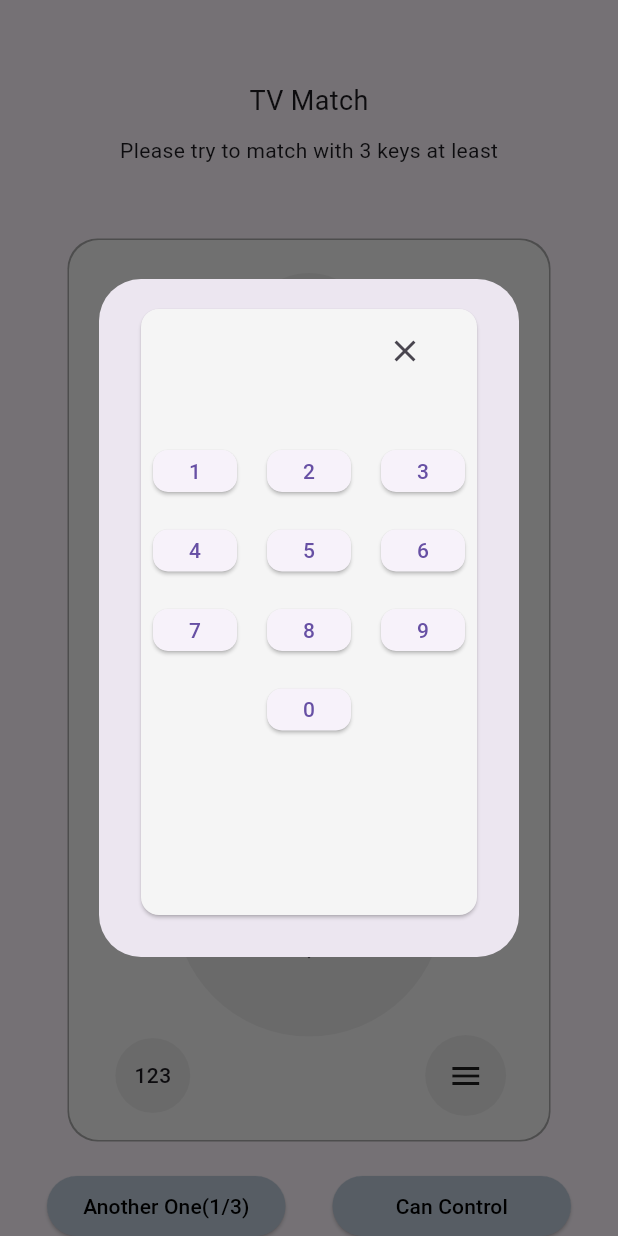
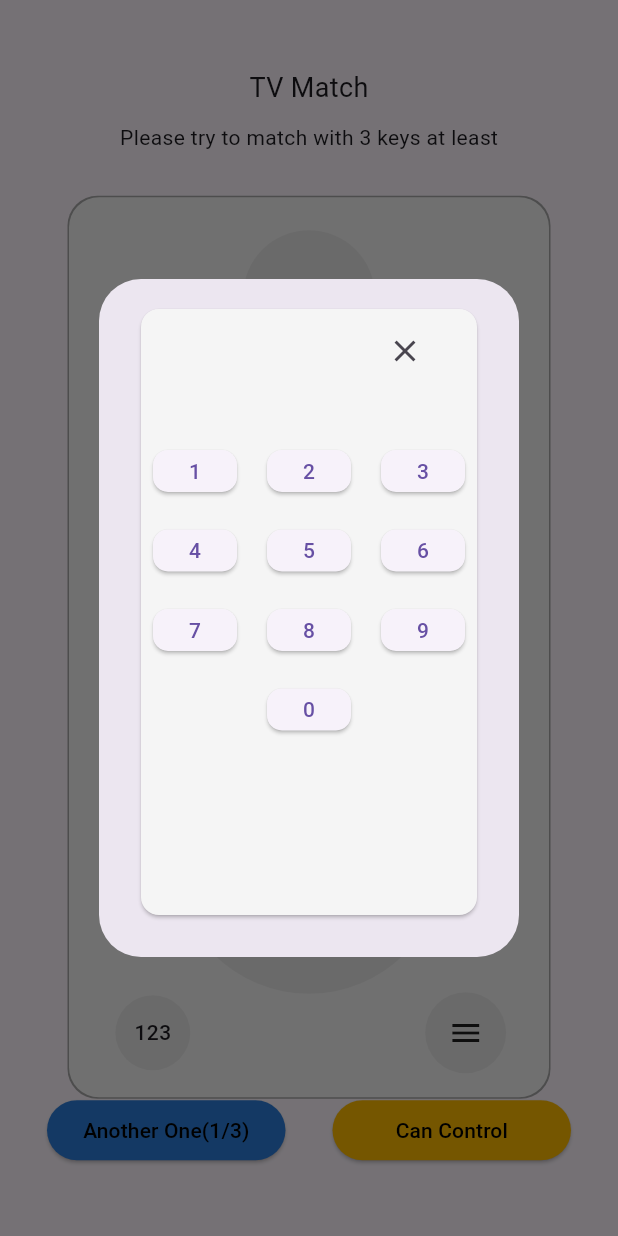
Before and after one commit to asheesh20/controller_app, a Flutter app: the screen it shows after launch, after a tap on the "volume off" icon, after a tap on "123", on a phone screen of 412 x 824 dp. Run offline on Flutter 3.47's test engine with Material 3 defaults, Android fonts, the phone set to English and light mode, and no system bars.

Commit message:
Color changes

```diff
--- a/lib/screens/digits.dart
+++ b/lib/screens/digits.dart
@@ -1,8 +1,7 @@
-/*
 import 'package:flutter/material.dart';
 
-class remotePopUpTv extends StatelessWidget {
-  const remotePopUpTv({
+class RemotePopUpTv extends StatelessWidget {
+  const RemotePopUpTv({
     super.key,
   });
 
@@ -18,99 +17,6 @@ class remotePopUpTv extends StatelessWidget {
             mainAxisSize: MainAxisSize.min,
             children: [
               ListTile(
-                //title: Text('Overlay Screen'),
-                trailing: IconButton(
-                  icon: const Icon(Icons.close),
-                  onPressed: () {
-                    Navigator.pop(context);
-                  },
-                ),
-              ),
-              const SizedBox(
-                height: 30,
-              ),
-              Expanded(
-                child: GridView.count(
-                  physics: const NeverScrollableScrollPhysics(),
-                  crossAxisCount: 3,
-                  padding: const EdgeInsets.all(8),
-                  mainAxisSpacing: 25,
-                  crossAxisSpacing: 20,
-                  childAspectRatio: 2,
-                  children: const [
-                    RemoteButton(text: '1'),
-                    RemoteButton(text: '2'),
-                    RemoteButton(text: '3'),
-                    RemoteButton(text: '4'),
-                    RemoteButton(text: '5'),
-                    RemoteButton(text: '6'),
-                    RemoteButton(text: '7'),
-                    RemoteButton(text: '8'),
-                    RemoteButton(text: '9'),
-                    Spacer(),
-                    RemoteButton(text: '0'),
-                  ],
-                ),
-              ),
-            ],
-          ),
-        ),
-      ),
-    );
-  }
-}
-
-class RemoteButton extends StatelessWidget {
-  const RemoteButton({super.key, required this.text});
-  final String text;
-
-  @override
-  Widget build(BuildContext context) {
-    return Container(
-      decoration: BoxDecoration(
-        shape: BoxShape.rectangle,
-        borderRadius: BorderRadius.circular(10),
-        boxShadow: [
-          BoxShadow(
-            color: Colors.grey.withOpacity(0.4),
-            spreadRadius: 1,
-            blurRadius: 0.1,
-            blurStyle: BlurStyle.inner,
-            offset: const Offset(0, 0),
-          ),
-        ],
-      ),
-      child: Center(
-        child: Text(
-          text,
-          style: const TextStyle(fontSize: 23, fontWeight: FontWeight.w500),
-        ),
-      ),
-    );
-  }
-}
-*/
-
-import 'package:flutter/material.dart';
-
-class remotePopUpTv extends StatelessWidget {
-  const remotePopUpTv({
-    super.key,
-  });
-
-  @override
-  Widget build(BuildContext context) {
-    return Container(
-      height: MediaQuery.of(context).size.height * 0.5,
-      width: MediaQuery.of(context).size.width * 0.5,
-      child: Center(
-        child: Card(
-          color: Colors.grey[100],
-          child: Column(
-            mainAxisSize: MainAxisSize.min,
-            children: [
-              ListTile(
-                //title: Text('Overlay Screen'),
                 trailing: IconButton(
                   icon: const Icon(Icons.close),
                   onPressed: () {
@@ -151,37 +57,6 @@ class remotePopUpTv extends StatelessWidget {
     );
   }
 }
-/*
-class RemoteButton extends StatelessWidget {
-  const RemoteButton({super.key, required this.text});
-  final String text;
-
-  @override
-  Widget build(BuildContext context) {
-    return Container(
-      decoration: BoxDecoration(
-        shape: BoxShape.rectangle,
-        borderRadius: BorderRadius.circular(10),
-        boxShadow: [
-          BoxShadow(
-            color: Colors.grey.withOpacity(0.4),
-            spreadRadius: 1,
-            blurRadius: 0.1,
-            blurStyle: BlurStyle.inner,
-            offset: const Offset(0, 0),
-          ),
-        ],
-      ),
-      child: Center(
-        child: Text(
-          text,
-          style: const TextStyle(fontSize: 23, fontWeight: FontWeight.w500),
-        ),
-      ),
-    );
-  }
-}
-*/
 
 class RemoteButton extends StatelessWidget {
   const RemoteButton(
--- a/lib/screens/tv.dart
+++ b/lib/screens/tv.dart
@@ -23,13 +23,6 @@ class _TvScreenState extends State<TvScreen> {
         child: Stack(
           alignment: Alignment.bottomCenter,
           children: [
-            const Row(
-              mainAxisAlignment: MainAxisAlignment.spaceEvenly,
-              children: [
-                BottomButton(text: 'Another One(1/3)'),
-                BottomButton(text: 'Can Control'),
-              ],
-            ),
             Column(
               mainAxisAlignment: MainAxisAlignment.center,
               children: [
@@ -44,10 +37,26 @@ class _TvScreenState extends State<TvScreen> {
                   'Please try to match with 3 keys at least',
                   maxLines: 2,
                 ),
-                const SizedBox(height: 50),
+                const SizedBox(height: 30),
                 box(),
                 const SizedBox(
-                  height: 10,
+                  height: 2,
+                ),
+                const Row(
+                  mainAxisAlignment: MainAxisAlignment.spaceEvenly,
+                  children: [
+                    BottomButton(
+                      text: 'Another One(1/3)',
+                      color: lightBlue,
+                    ),
+                    BottomButton(
+                      text: 'Can Control',
+                      color: yellow,
+                    )
+                  ],
+                ),
+                const SizedBox(
+                  height: 5,
                 )
               ],
             ),
@@ -68,7 +77,6 @@ class _TvScreenState extends State<TvScreen> {
         boxShadow: [
           BoxShadow(
             color: grey,
-            //blurRadius: 0,
             spreadRadius: 1,
           ),
         ],
@@ -87,7 +95,6 @@ class _TvScreenState extends State<TvScreen> {
           Row(
             mainAxisAlignment: MainAxisAlignment.spaceAround,
             children: [
-              //VolumeButton(),
               Button(
                 firsticon: Icons.add,
                 text: 'Volume',
--- a/lib/utils/colors.dart
+++ b/lib/utils/colors.dart
@@ -3,4 +3,5 @@ import 'package:flutter/material.dart';
 //final grey = Colors.grey.withOpacity(0.4);
 final grey = Colors.grey.withOpacity(0.9);
 final grey300 = Colors.grey.shade300.withOpacity(0.6);
-final lightBlue = Color.fromARGB(255, 189, 203, 219);
+const lightBlue = Color.fromARGB(255, 43, 124, 217);
+const yellow = Color(0xFFFFBB00);
--- a/lib/widgets/bottom_button.dart
+++ b/lib/widgets/bottom_button.dart
@@ -2,9 +2,10 @@ import 'package:controller_app/utils/colors.dart';
 import 'package:flutter/material.dart';
 
 class BottomButton extends StatelessWidget {
-  const BottomButton({super.key, required this.text});
+  const BottomButton({super.key, required this.text, required this.color});
 
   final String text;
+  final Color color;
 
   @override
   Widget build(context) {
@@ -14,7 +15,7 @@ class BottomButton extends StatelessWidget {
       child: ElevatedButton(
         onPressed: () {},
         style: ButtonStyle(
-          backgroundColor: MaterialStateProperty.all(lightBlue),
+          backgroundColor: MaterialStateProperty.all(color),
           shape: MaterialStateProperty.all(
             RoundedRectangleBorder(
               borderRadius: BorderRadius.circular(20),
--- a/lib/widgets/mute.dart
+++ b/lib/widgets/mute.dart
@@ -31,12 +31,10 @@ class _MuteState extends State<Mute> {
           ),
         ],
       ),
-      child: // Icon( Icons.volume_off_sharp),
-          IconButton(
+      child: IconButton(
         onPressed: () {
           toggleMute();
         },
-        //icon: Icon(Icons.volume_off_sharp),
         icon: isMuted
             ? const Icon(Icons.volume_off_sharp)
             : const Icon(Icons.volume_up_sharp),
--- a/lib/widgets/numbers.dart
+++ b/lib/widgets/numbers.dart
@@ -12,15 +12,12 @@ class Numbers extends StatefulWidget {
 class _NumbersState extends State<Numbers> {
   @override
   Widget build(BuildContext context) {
-    //final Size size = MediaQuery.of(context).size;
     return GestureDetector(
       onTap: () {
-        /* Navigator.of(context).push(
-            MaterialPageRoute(builder: (context) => const DigitsScreen()));*/
         showDialog(
           context: context,
           builder: (context) => const AlertDialog(
-            content: remotePopUpTv(),
+            content: RemotePopUpTv(),
           ),
         );
       },
--- a/lib/widgets/ok_button.dart
+++ b/lib/widgets/ok_button.dart
@@ -24,7 +24,6 @@ class OkButton extends StatelessWidget {
         mainAxisAlignment: MainAxisAlignment.spaceEvenly,
         crossAxisAlignment: CrossAxisAlignment.center,
         children: [
-          //Icon(Icons.arrow_drop_up_sharp),
           IconButton(
             onPressed: () {},
             icon: const Icon(Icons.arrow_drop_up_sharp),
@@ -32,9 +31,7 @@ class OkButton extends StatelessWidget {
           Expanded(
             child: Row(
               mainAxisAlignment: MainAxisAlignment.spaceEvenly,
-              //crossAxisAlignment: CrossAxisAlignment.center,
               children: [
-                //Icon(Icons.arrow_left_sharp),
                 IconButton(
                   onPressed: () {},
                   icon: const Icon(Icons.arrow_left_sharp),
@@ -49,7 +46,6 @@ class OkButton extends StatelessWidget {
                 const SizedBox(
                   width: 10,
                 ),
-                //Icon(Icons.arrow_right_sharp),
                 IconButton(
                   onPressed: () {},
                   icon: const Icon(Icons.arrow_right_sharp),
@@ -57,7 +53,6 @@ class OkButton extends StatelessWidget {
               ],
             ),
           ),
-          //Icon(Icons.arrow_drop_down_sharp),
           IconButton(
             onPressed: () {},
             icon: const Icon(Icons.arrow_drop_down_sharp),
--- a/lib/widgets/power.dart
+++ b/lib/widgets/power.dart
@@ -17,12 +17,12 @@ class Power extends StatelessWidget {
           ),
         ],
       ),
-      child: //Icon(Icons.power_settings_new_rounded),
-          IconButton(
-              onPressed: () {},
-              icon: const Icon(
-                Icons.power_settings_new_rounded,
-              )),
+      child: IconButton(
+        onPressed: () {},
+        icon: const Icon(
+          Icons.power_settings_new_rounded,
+        ),
+      ),
     );
   }
 }
```
Also changed, not shown: lib/widgets/back.dart (deleted, +0 -26 lines), lib/widgets/button.dart (+0 -37 lines).
